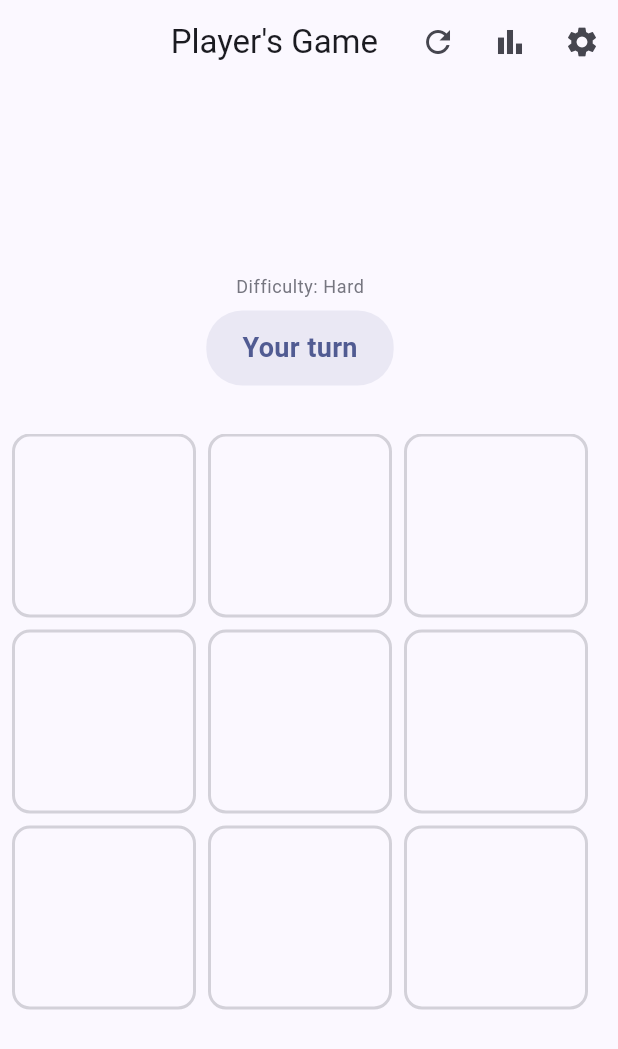
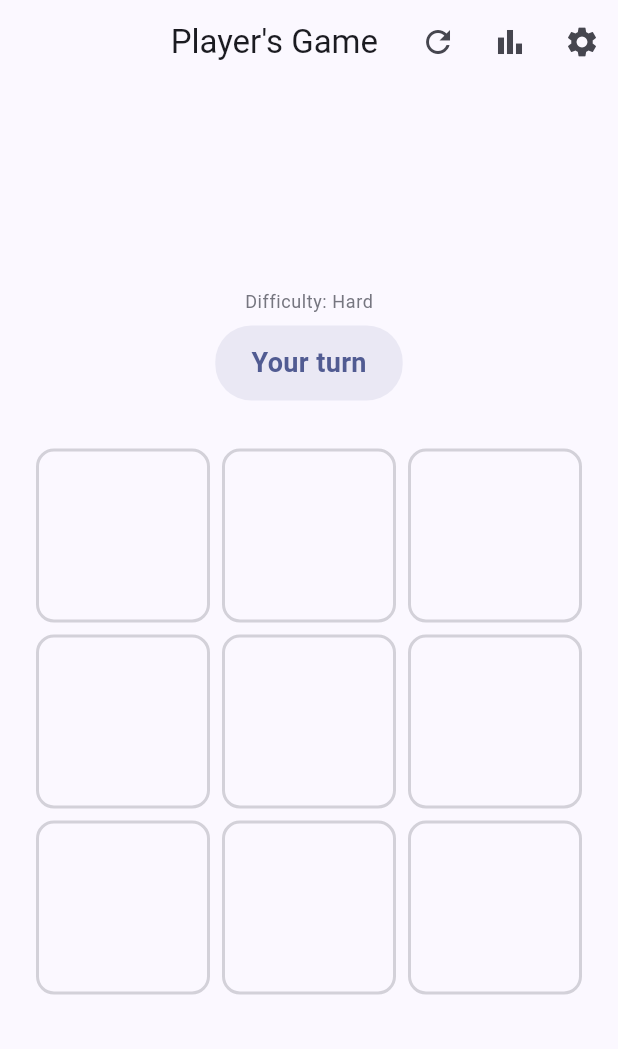
Before and after one commit to tajaouart/tic_tac_toe, a Flutter app: the screen it shows after launch, on a phone screen of 412 x 824 dp. Shown: the top 1049 px of the screen. Run offline on Flutter 3.47's test engine with Material 3 defaults, Android fonts, the phone set to English and light mode, and no system bars; our stand-ins replace equatable, flutter_bloc, get_it, go_router, shared_preferences.

Commit message:
Center game board on wide screens

```diff
--- a/lib/presentation/pages/game_page.dart
+++ b/lib/presentation/pages/game_page.dart
@@ -73,13 +73,17 @@ class _GamePageContent extends StatelessWidget {
             final gameState = state.gameState;
             final isGameOver = gameState.isGameOver;
 
-            return LayoutBuilder(
+            return Center(
+              child: ConstrainedBox(
+                constraints: const BoxConstraints(maxWidth: 500),
+                child: LayoutBuilder(
                   builder: (context, constraints) {
                     final maxBoardSize = constraints.maxHeight * 0.55;
-                final boardSize = maxBoardSize.clamp(200.0, 400.0);
+                    final boardSize = maxBoardSize.clamp(250.0, 380.0);
 
                     return Column(
                       mainAxisAlignment: MainAxisAlignment.center,
+                      crossAxisAlignment: CrossAxisAlignment.center,
                       children: [
                         const Spacer(),
                         BlocBuilder<SettingsCubit, SettingsState>(
@@ -128,6 +132,8 @@ class _GamePageContent extends StatelessWidget {
                       ],
                     );
                   },
+                ),
+              ),
             );
           },
         ),
```
Lines whose indentation alone changed are shown as unchanged.
